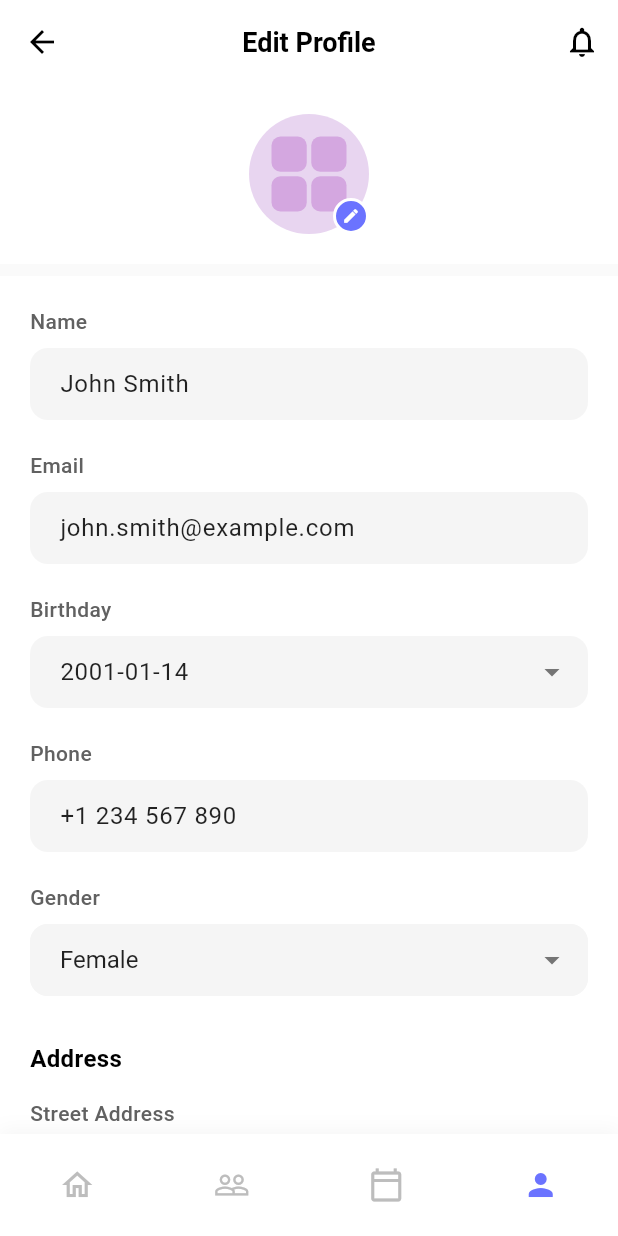
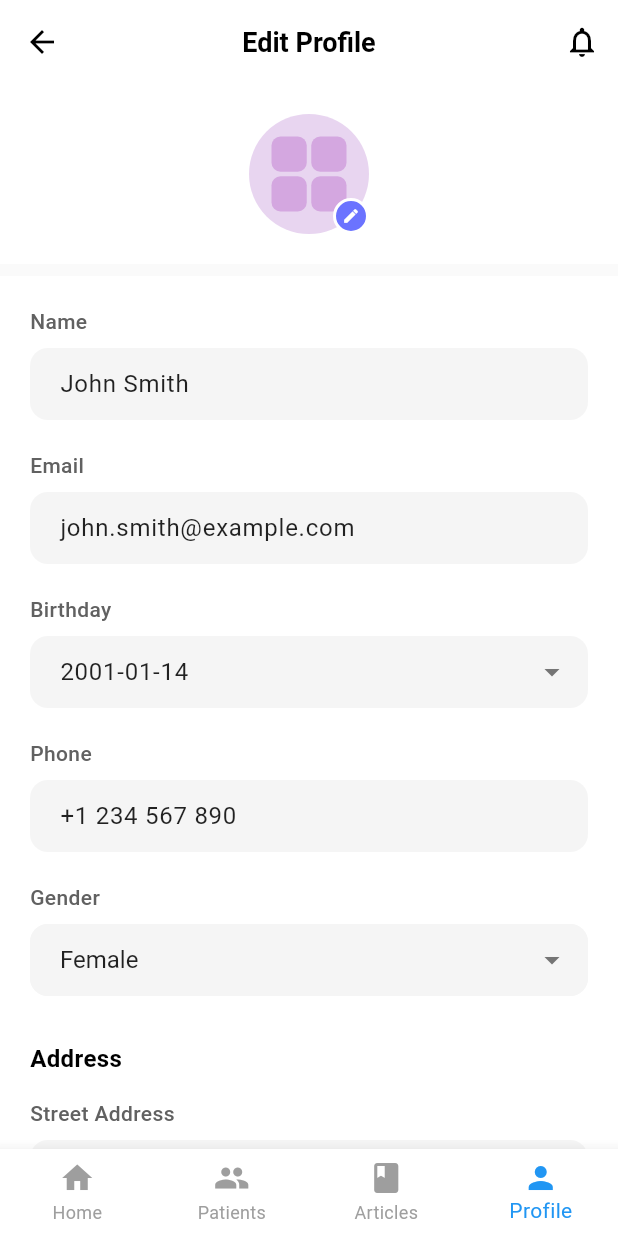
Before and after one commit to thevindu02/Memora-Dimensia-Care, a Flutter app: the EditProfileView screen opened directly, on a phone screen of 412 x 824 dp. Run offline on Flutter 3.47's test engine with Material 3 defaults, Android fonts, the phone set to English and light mode, and no system bars; our stand-ins replace image_picker; network calls fail.

Commit message:
change styles

```diff
--- a/mobile_app/lib/main.dart
+++ b/mobile_app/lib/main.dart
@@ -1,5 +1,5 @@
 import 'package:flutter/material.dart';
-import 'screens/caregiver/care_details.dart'; // ✅ import your ProfileView
+import 'screens/caregiver/select_routine_screen.dart'; // ✅ import your ProfileView
 
 void main() {
   runApp(const MyApp());
@@ -16,7 +16,7 @@ class MyApp extends StatelessWidget {
         colorScheme: ColorScheme.fromSeed(seedColor: Colors.deepPurple),
       ),
       debugShowCheckedModeBanner: false,
-      home: CareDetailsScreen(), // ✅ load ProfileView directly
+      home: SelectRoutine(), // ✅ load ProfileView directly
     );
   }
 }
--- a/mobile_app/lib/screens/caregiver/add_medication.dart
+++ b/mobile_app/lib/screens/caregiver/add_medication_screen.dart
@@ -284,7 +284,9 @@ class _AddMedicationsScreenState extends State<AddMedicationsScreen> {
           ),
         ],
       ),
+
       child: BottomNavigationBar(
+        currentIndex: 1,
         type: BottomNavigationBarType.fixed,
         backgroundColor: Colors.white,
         selectedItemColor: Colors.blue,
@@ -294,8 +296,8 @@ class _AddMedicationsScreenState extends State<AddMedicationsScreen> {
           BottomNavigationBarItem(icon: Icon(Icons.home), label: 'Home'),
           BottomNavigationBarItem(icon: Icon(Icons.people), label: 'Patients'),
           BottomNavigationBarItem(
-            icon: Icon(Icons.add_circle_outline),
-            label: 'Add',
+            icon: Icon(Icons.book),
+            label: 'Articles',
           ),
           BottomNavigationBarItem(icon: Icon(Icons.person), label: 'Profile'),
         ],
--- a/mobile_app/lib/screens/caregiver/add_task.dart
+++ b/mobile_app/lib/screens/caregiver/add_task_screen.dart
@@ -214,10 +214,10 @@ class _AddTaskScreenState extends State<AddTaskScreen> {
             Row(
               mainAxisAlignment: MainAxisAlignment.spaceAround,
               children: [
-                _buildNavItem(Icons.home_outlined, 'Home', false),
-                _buildNavItem(Icons.people_outline, 'Patients', true),
-                _buildNavItem(Icons.add_circle_outline, 'Routines', false),
-                _buildNavItem(Icons.person_outline, 'Profile', false),
+                _buildNavItem(Icons.home, 'Home', false),
+                _buildNavItem(Icons.people, 'Patients', true),
+                _buildNavItem(Icons.book, 'Routines', false),
+                _buildNavItem(Icons.person, 'Profile', false),
               ],
             ),
             const SizedBox(height: 8),
--- a/mobile_app/lib/screens/caregiver/complete_routine.dart
+++ b/mobile_app/lib/screens/caregiver/complete_routine_screen.dart
@@ -25,7 +25,7 @@ class ScheduleRoutineDialog extends StatelessWidget {
         centerTitle: true,
         actions: [
           IconButton(
-            icon: const Icon(Icons.more_vert, color: Colors.black),
+            icon: Icon(Icons.notifications_outlined, color: Colors.grey[600]),
             onPressed: () {},
           ),
         ],
@@ -209,10 +209,10 @@ class ScheduleRoutineDialog extends StatelessWidget {
                       Row(
                         mainAxisAlignment: MainAxisAlignment.spaceAround,
                         children: [
-                          _buildBottomNavItem(Icons.home_outlined, 'Home'),
-                          _buildBottomNavItem(Icons.people_outline, 'Patients'),
-                          _buildBottomNavItem(Icons.calendar_today_outlined, 'Schedule'),
-                          _buildBottomNavItem(Icons.person_outline, 'Profile', isActive: true),
+                          _buildBottomNavItem(Icons.home, 'Home'),
+                          _buildBottomNavItem(Icons.people, 'Patients', isActive: true),
+                          _buildBottomNavItem(Icons.book, 'Articles'),
+                          _buildBottomNavItem(Icons.person, 'Profile'),
                         ],
                       ),
                     ],
--- a/mobile_app/lib/screens/caregiver/profile_edit.dart
+++ b/mobile_app/lib/screens/caregiver/profile_edit_screen.dart
@@ -8,6 +8,8 @@ class EditProfileView extends StatefulWidget {
 }
 
 class _EditProfileViewState extends State<EditProfileView> {
+  int _selectedIndex = 3; // Index of "Profile" tab
+
   final _formKey = GlobalKey<FormState>();
   File? _selectedImage;
   final ImagePicker _picker = ImagePicker();
@@ -251,29 +253,32 @@ class _EditProfileViewState extends State<EditProfileView> {
       ),
 
       // Bottom Navigation
-      bottomNavigationBar: Container(
-        padding: EdgeInsets.symmetric(vertical: 10),
-        decoration: BoxDecoration(
-          color: Colors.white,
-          boxShadow: [
-            BoxShadow(
-              color: Colors.grey.withOpacity(0.1),
-              spreadRadius: 1,
-              blurRadius: 10,
-              offset: Offset(0, -2),
-            ),
-          ],
-        ),
-        child: Row(
-          mainAxisAlignment: MainAxisAlignment.spaceAround,
-          children: [
-            _buildNavItem(Icons.home_outlined, false),
-            _buildNavItem(Icons.people_outline, false),
-            _buildNavItem(Icons.calendar_today_outlined, false),
-            _buildNavItem(Icons.person, true),
-          ],
-        ),
+      bottomNavigationBar: BottomNavigationBar(
+        currentIndex: _selectedIndex,
+        onTap: (int index) {
+          setState(() {
+            _selectedIndex = index;
+          });
+
+          // Optional: Add navigation logic here
+          // Example:
+          // if (index == 0) Navigator.pushNamed(context, '/home');
+          // if (index == 1) Navigator.pushNamed(context, '/patients');
+          // if (index == 2) Navigator.pushNamed(context, '/articles');
+          // if (index == 3) Navigator.pushNamed(context, '/profile');
+        },
+        type: BottomNavigationBarType.fixed,
+        selectedItemColor: Colors.blue,
+        unselectedItemColor: Colors.grey,
+        backgroundColor: Colors.white,
+        items: const [
+          BottomNavigationBarItem(icon: Icon(Icons.home), label: 'Home'),
+          BottomNavigationBarItem(icon: Icon(Icons.people), label: 'Patients'),
+          BottomNavigationBarItem(icon: Icon(Icons.book), label: 'Articles'),
+          BottomNavigationBarItem(icon: Icon(Icons.person), label: 'Profile'),
+        ],
       ),
+
     );
   }
 
--- a/mobile_app/lib/screens/caregiver/request_details.dart
+++ b/mobile_app/lib/screens/caregiver/request_details_screen.dart
@@ -7,6 +7,8 @@ class GuardianRequestDetailPage extends StatefulWidget {
 
 class _GuardianRequestDetailPageState extends State<GuardianRequestDetailPage>
     with SingleTickerProviderStateMixin {
+  int _selectedIndex = 0; // assuming "Requests" tab is at index 1
+
   TabController? _tabController;
 
   @override
@@ -41,6 +43,7 @@ class _GuardianRequestDetailPageState extends State<GuardianRequestDetailPage>
             fontWeight: FontWeight.w600,
           ),
         ),
+        centerTitle: true,
         actions: [
           IconButton(
             icon: Icon(Icons.notifications_outlined, color: Colors.grey[600]),
@@ -50,7 +53,7 @@ class _GuardianRequestDetailPageState extends State<GuardianRequestDetailPage>
         bottom: TabBar(
           controller: _tabController,
           labelColor: Colors.blue,
-          unselectedLabelColor: Colors.grey[600],
+          unselectedLabelColor: Colors.grey,
           indicatorColor: Colors.blue,
           indicatorWeight: 2,
           tabs: [
@@ -112,7 +115,33 @@ class _GuardianRequestDetailPageState extends State<GuardianRequestDetailPage>
           _buildConnectedTab(),
         ],
       ),
+      bottomNavigationBar: BottomNavigationBar(
+        currentIndex: _selectedIndex,
+        onTap: (int index) {
+          setState(() {
+            _selectedIndex = index;
+          });
+
+          // Optional navigation logic
+          if (index == 0) Navigator.pushReplacementNamed(context, '/home');
+          if (index == 1) Navigator.pushReplacementNamed(context, '/requests');
+          if (index == 2) Navigator.pushReplacementNamed(context, '/profile');
+        },
+        type: BottomNavigationBarType.fixed,
+        selectedItemColor: Colors.blue,
+        unselectedItemColor: Colors.grey[400],
+        backgroundColor: Colors.white,
+        selectedLabelStyle: TextStyle(fontWeight: FontWeight.w600),
+        items: const [
+          BottomNavigationBarItem(icon: Icon(Icons.home), label: 'Home'),
+          BottomNavigationBarItem(icon: Icon(Icons.people), label: 'Patients'),
+          BottomNavigationBarItem(icon: Icon(Icons.book), label: 'Articles'),
+          BottomNavigationBarItem(icon: Icon(Icons.person), label: 'Profile'),
+        ],
+      ),
+
     );
+
   }
 
   Widget _buildNewRequestsTab() {
--- a/mobile_app/lib/screens/caregiver/request_list.dart
+++ b/mobile_app/lib/screens/caregiver/request_list_screen.dart
@@ -40,6 +40,7 @@ class _GuardianRequestsPageState extends State<GuardianRequestsPage>
             fontWeight: FontWeight.w600,
           ),
         ),
+        centerTitle: true,
         actions: [
           IconButton(
             icon: Icon(Icons.notifications_outlined, color: Colors.grey[600]),
@@ -367,8 +368,8 @@ class _GuardianRequestsPageState extends State<GuardianRequestsPage>
           label: 'Patients',
         ),
         BottomNavigationBarItem(
-          icon: Icon(Icons.message),
-          label: 'Messages',
+          icon: Icon(Icons.book),
+          label: 'Articles',
         ),
         BottomNavigationBarItem(
           icon: Icon(Icons.person),
```
Also changed, not shown: mobile_app/lib/screens/caregiver/care_details_screen.dart (renamed from mobile_app/lib/screens/caregiver/care_details.dart, +11 -9 lines), mobile_app/lib/screens/caregiver/patient_list_screen.dart (renamed from mobile_app/lib/screens/caregiver/patient_list.dart, +5 -5 lines), mobile_app/lib/screens/caregiver/profile_view_screen.dart (renamed from mobile_app/lib/screens/caregiver/profile_view.dart, +28 -22 lines), mobile_app/lib/screens/caregiver/schedule_routine_screen.dart (renamed from mobile_app/lib/screens/caregiver/schedule_routine.dart, +17 -18 lines), mobile_app/lib/screens/caregiver/select_routine_screen.dart (renamed from mobile_app/lib/screens/caregiver/select_routine.dart, +11 -14 lines).
